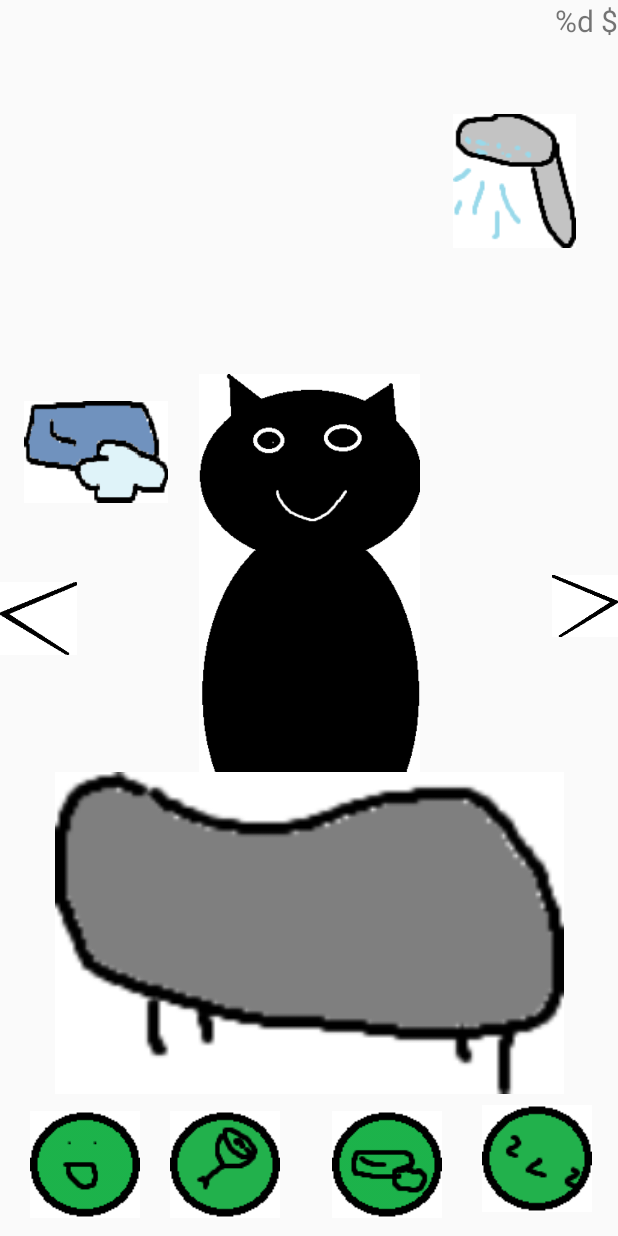
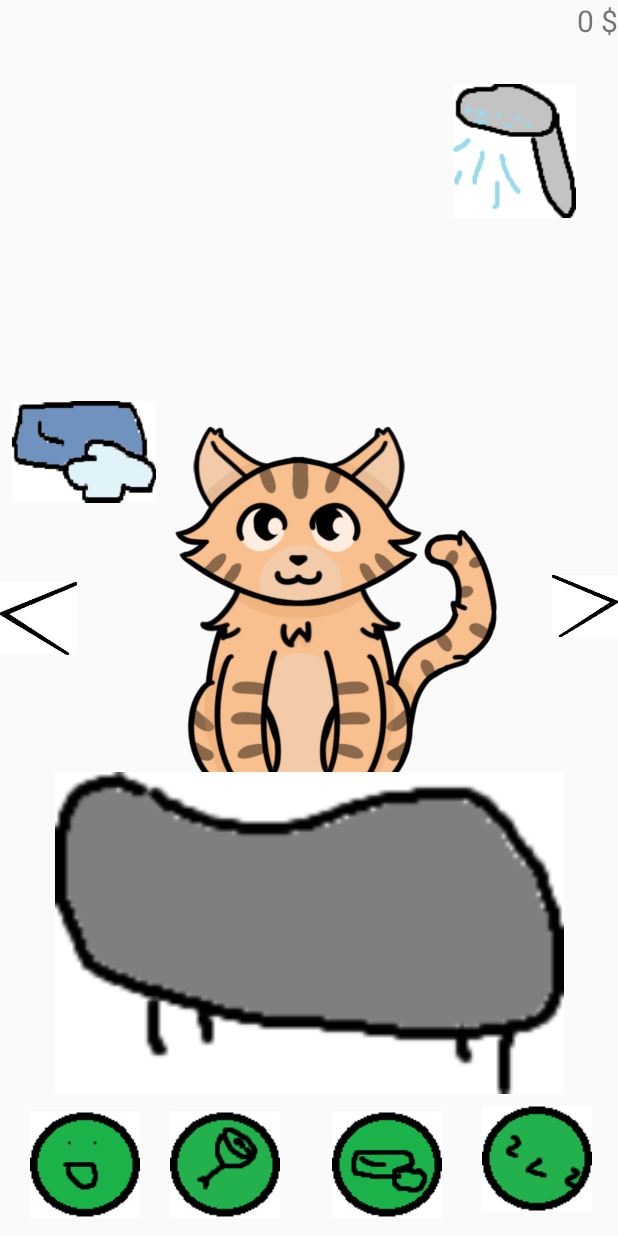
Before and after one commit to kingulin/MyLittleCatGame, an Android app: the Bathroom screen opened directly, with no data from a screen before it, on a phone screen of 412 x 824 dp. Run offline under Robolectric (Android 15) with nearby library versions, the phone set to English and light mode, and no system bars.

Commit message:
Add files via upload
działa w koncu

```diff
--- a/app/src/main/java/com/example/mylittlecat/Bathroom.java
+++ b/app/src/main/java/com/example/mylittlecat/Bathroom.java
@@ -1,18 +1,36 @@
 package com.example.mylittlecat;
 
 import androidx.appcompat.app.AppCompatActivity;
+
+import android.content.Intent;
 import android.os.Bundle;
 import android.os.Handler;
 import android.view.View;
 import android.widget.ImageView;
-import android.widget.Toast;
+import android.widget.TextView;
 
 public class Bathroom extends AppCompatActivity{
 
-    private ImageView Shower;
-    private ImageView Soap;
-    private ImageView Bubbles;
+    public ImageView Shower;
+    public ImageView Soap;
+    public int CatClean;
+    public ImageView Bubbles;
     private ImageView ArrL2;
+    private ImageView ArrR2;
+    private boolean IsCatClean;
+    private boolean ISActive = true;
+    public ImageView catMood;
+    public ImageView Mood;
+    public int catMoodNum = 100;
+    public ImageView Clean;
+    public ImageView Hungry;
+    public static int CatHungry = 100;
+    public ImageView Sleep;
+    public static int CatSleep = 100;
+    public int money = 0;
+    public String moneyShow;
+    public TextView moneyShowFinal;
+
     @Override
     protected void onCreate(Bundle savedInstanceState) {
         super.onCreate(savedInstanceState);
@@ -21,10 +39,25 @@ public class Bathroom extends AppCompatActivity{
         Shower = findViewById(R.id.shower);
         Soap = findViewById(R.id.soap);
         Bubbles = findViewById(R.id.bubbles);
+        ArrL2 = findViewById(R.id.arrleft2);
+        catMood = findViewById(R.id.catMood);
+        Mood = findViewById(R.id.mood);
+        Clean = findViewById(R.id.clean);
+        Hungry = findViewById(R.id.hungry);
+        Sleep = findViewById(R.id.sleep);
+        ArrR2 = findViewById(R.id.arrright2);
 
+        Intent takeintent = getIntent();
+        IsCatClean = takeintent.getBooleanExtra("IsCatClean_key", true);
+        CatClean = takeintent.getIntExtra("CatClean_key", 0);
+        catMoodNum = takeintent.getIntExtra("catMoodNum_key", 0);
+        CatHungry = takeintent.getIntExtra("CatHungry_key", 0);
+        CatSleep = takeintent.getIntExtra("CatSleep_key", 0);
+        money = takeintent.getIntExtra("money_key", 0);
         Soap.setOnClickListener(new View.OnClickListener() {
             @Override
             public void onClick(View v) {
+
                 Bubbles.setAlpha((float) 1);
             }
         });
@@ -32,142 +65,160 @@ public class Bathroom extends AppCompatActivity{
             @Override
             public void onClick(View v) {
                 Bubbles.setAlpha((float) 0);
-                //CatClean = 100;
+                CatClean = 100;
             }
         });
-//set cats mood
+        //        //switch layout
 //
-//        catMood.setOnClickListener(new View.OnClickListener() {
-//            @Override
-//            public void onClick(View v) {
-//                if(catMoodNum <99){
-//                    catMoodNum +=2;
-//                }
-//                if(catMoodNum > 50){
-//                    if(IsCatClean){
-//                        catMood.setImageResource(R.drawable.cat_tap);
-//                    }else{
-//
-//                        catMood.setImageResource(R.drawable.cat_happy_dirty_tap);
-//                    }
-//                }}
-//        });
-//
-//        //set stats change
-//        final android.os.Handler handler = new Handler();
-//        handler.postDelayed(new Runnable() {
-//            @Override
-//            public void run() {
-//                if (CatHungry > 0) CatHungry -= 1.5;
-//                if (CatSleep > 0 && !IsSleep) CatSleep -= 2;
-//                else if(CatSleep <= 100 && IsSleep) CatSleep +=5;
-//                if (CatClean > 0) CatClean -= 5;
-//                if (catMoodNum > 0) {
-//                    catMoodNum -= 2;
-//                    if (CatClean <= 50) {
-//                        catMoodNum -= 1;
-//                    }
-//                    if (CatSleep <= 30) {
-//                        catMoodNum -= 2;
-//                    }
-//                    if (CatHungry <= 50) {
-//                        catMoodNum -= 5;
-//                    }
-//                }
-//
-//                if(!IsSleep) {
-//                    if (CatClean > 50 && catMoodNum > 50) {
-//                        IsCatClean = true;
-//                        catMood.setImageResource(R.drawable.cat);
-//                    } else if (CatClean > 50 && catMoodNum <= 50) {
-//                        IsCatClean = true;
-//                        catMood.setImageResource(R.drawable.cat_sad);
-//                    } else if (CatClean <= 50 && catMoodNum > 50) {
-//                        IsCatClean = false;
-//                        catMood.setImageResource(R.drawable.cat_happy_dirty);
-//                    } else if (CatClean <= 50 && catMoodNum <= 50) {
-//
-//                        IsCatClean = false;
-//                        catMood.setImageResource(R.drawable.cat_sad_dirty);
-//                    }}
-//                //ico changes
-//                if (CatClean >= 50) {
-//                    Clean.setImageResource(R.drawable.clean_full);
-//                } else if (CatClean >= 20) {
-//                    Clean.setImageResource(R.drawable.clean_half);
-//                } else if (CatClean >= 1) {
-//                    Clean.setImageResource(R.drawable.clean_alittle);
-//                } else {
-//                    Clean.setImageResource(R.drawable.clean_none);
-//                }
-//
-//                if (catMoodNum >= 50) {
-//                    Mood.setImageResource(R.drawable.mood_full);
-//                } else if (catMoodNum >= 20) {
-//                    Mood.setImageResource(R.drawable.mood_half);
-//                } else if (catMoodNum >= 1) {
-//                    Mood.setImageResource(R.drawable.mood_alittle);
-//                } else {
-//                    Mood.setImageResource(R.drawable.mood_none);
-//                }
-//
-//                if (CatSleep >= 50) {
-//                    Sleep.setImageResource(R.drawable.sleep_full);
-//                } else if (CatSleep >= 20) {
-//                    Sleep.setImageResource(R.drawable.sleep_half);
-//                } else if (CatSleep >= 1) {
-//                    Sleep.setImageResource(R.drawable.sleep_alittle);
-//                } else {
-//                    Sleep.setImageResource(R.drawable.sleep_none);
-//                }
-//
-//                if (CatHungry >= 50) {
-//                    Hungry.setImageResource(R.drawable.hungry_full);
-//                } else if (CatHungry >= 20) {
-//                    Hungry.setImageResource(R.drawable.hungry_half);
-//                } else if (CatHungry >= 1) {
-//                    Hungry.setImageResource(R.drawable.hungry_alittle);
-//                } else {
-//                    Hungry.setImageResource(R.drawable.hungry_none);
-//                }
-//
-//                handler.postDelayed(this, 2*1000);
-//
-//            }
-//        },2*1000);
-//
-//
-//        // sets money
-//
-//        moneyShow = getString(R.string.money_status);
-//
-//        moneyShow = String.format(moneyShow, money);
-//
-//        moneyShowFinal = findViewById(R.id.money_status_id);
-//        moneyShowFinal.setText(moneyShow);
-//
-//
-//
-//        //switch layout
-//
-//        ArrR = findViewById(R.id.arrright2);
-       ArrL2 = findViewById(R.id.arrleft2);
-//
-////        ArrR.setOnClickListener(new View.OnClickListener() {
-////            @Override
-////            public void onClick(View v) {
-////                setContentView(R.layout.bathroom);
-////            }
-////        });
 
+        ArrR2.setOnClickListener(new View.OnClickListener() {
+            @Override
+            public void onClick(View v) {
+                Intent intent = new Intent(Bathroom.this, Kitchen.class);
+                intent.putExtra("catMoodNum_key", catMoodNum);
+                intent.putExtra("IsCatClean_key", IsCatClean);
+                intent.putExtra("CatClean_key", CatClean);
+                intent.putExtra("CatHungry_key", CatHungry);
+                intent.putExtra("CatSleep_key", CatSleep);
+                intent.putExtra("money_key", money);
+                startActivity(intent);
+            }
+        });
         ArrL2.setOnClickListener(new View.OnClickListener() {
             @Override
             public void onClick(View v) {
-                setContentView(R.layout.activity_main);
+                Intent intent = new Intent(Bathroom.this, MainActivity.class);
+                intent.putExtra("catMoodNum_key", catMoodNum);
+                intent.putExtra("IsCatClean_key", IsCatClean);
+                intent.putExtra("CatClean_key", CatClean);
+                intent.putExtra("CatHungry_key", CatHungry);
+                intent.putExtra("CatSleep_key", CatSleep);
+                intent.putExtra("money_key", money);
+                startActivity(intent);
             }
         });
+
+
+
+//set cats mood
+
+        catMood.setOnClickListener(new View.OnClickListener() {
+            @Override
+            public void onClick(View v) {
+                if(catMoodNum <99){
+                    catMoodNum +=2;
+                }
+                if(catMoodNum > 50){
+                    if(IsCatClean){
+                        catMood.setImageResource(R.drawable.cat_tap);
+                    }else{
+
+                        catMood.setImageResource(R.drawable.cat_happy_dirty_tap);
+                    }
+                }}
+        });
+//
+        if(ISActive){
+//        //set stats change
+            final android.os.Handler handler = new Handler();
+            handler.postDelayed(new Runnable() {
+                @Override
+                public void run() {
+                    if (CatHungry > 0) CatHungry -= 1.5;
+                    if (CatSleep > 0 ) CatSleep -= 2;
+                    if (CatClean > 0) CatClean -= 5;
+                    if (catMoodNum > 0) {
+                        catMoodNum -= 2;
+                        if (CatClean <= 50) {
+                            catMoodNum -= 1;
+                        }
+                        if (CatSleep <= 30) {
+                            catMoodNum -= 2;
+                        }
+                        if (CatHungry <= 50) {
+                            catMoodNum -= 5;
+                        }
+                    }
+
+                    if (CatClean > 50 && catMoodNum > 50) {
+                        IsCatClean = true;
+                        catMood.setImageResource(R.drawable.cat);
+                    } else if (CatClean > 50 && catMoodNum <= 50) {
+                        IsCatClean = true;
+                        catMood.setImageResource(R.drawable.cat_sad);
+                    } else if (CatClean <= 50 && catMoodNum > 50) {
+                        IsCatClean = false;
+                        catMood.setImageResource(R.drawable.cat_happy_dirty);
+                    } else if (CatClean <= 50 && catMoodNum <= 50) {
+
+                        IsCatClean = false;
+                        catMood.setImageResource(R.drawable.cat_sad_dirty);
+                    }
+                    //ico changes
+                    if (CatClean >= 50) {
+                        Clean.setImageResource(R.drawable.clean_full);
+                    } else if (CatClean >= 20) {
+                        Clean.setImageResource(R.drawable.clean_half);
+                    } else if (CatClean >= 1) {
+                        Clean.setImageResource(R.drawable.clean_alittle);
+                    } else {
+                        Clean.setImageResource(R.drawable.clean_none);
+                    }
+
+                    if (catMoodNum >= 50) {
+                        Mood.setImageResource(R.drawable.mood_full);
+                    } else if (catMoodNum >= 20) {
+                        Mood.setImageResource(R.drawable.mood_half);
+                    } else if (catMoodNum >= 1) {
+                        Mood.setImageResource(R.drawable.mood_alittle);
+                    } else {
+                        Mood.setImageResource(R.drawable.mood_none);
+                    }
+
+                    if (CatSleep >= 50) {
+                        Sleep.setImageResource(R.drawable.sleep_full);
+                    } else if (CatSleep >= 20) {
+                        Sleep.setImageResource(R.drawable.sleep_half);
+                    } else if (CatSleep >= 1) {
+                        Sleep.setImageResource(R.drawable.sleep_alittle);
+                    } else {
+                        Sleep.setImageResource(R.drawable.sleep_none);
+                    }
+
+                    if (CatHungry >= 50) {
+                        Hungry.setImageResource(R.drawable.hungry_full);
+                    } else if (CatHungry >= 20) {
+                        Hungry.setImageResource(R.drawable.hungry_half);
+                    } else if (CatHungry >= 1) {
+                        Hungry.setImageResource(R.drawable.hungry_alittle);
+                    } else {
+                        Hungry.setImageResource(R.drawable.hungry_none);
+                    }
+
+                    handler.postDelayed(this, 2*1000);
+
+                }
+            },2*1000);}
+        // sets money
+
+        moneyShow = getString(R.string.money_status);
+
+        moneyShow = String.format(moneyShow, money);
+
+        moneyShowFinal = findViewById(R.id.money_status_id);
+        moneyShowFinal.setText(moneyShow);
+    }
+    @Override
+    protected void onResume() {
+        super.onResume();
+        ISActive = true;
+    }
+
+    @Override
+    protected void onPause() {
+        super.onPause();
+        ISActive = false;
     }
 
 
-
 }
--- a/app/src/main/res/layout/activity_bathroom.xml
+++ b/app/src/main/res/layout/activity_bathroom.xml
@@ -9,10 +9,11 @@
 
     <ImageView
         android:id="@+id/catMood"
-        android:layout_width="147dp"
-        android:layout_height="344dp"
+        android:layout_width="218dp"
+        android:layout_height="423dp"
         app:layout_constraintBottom_toBottomOf="parent"
         app:layout_constraintEnd_toEndOf="parent"
+        app:layout_constraintHorizontal_bias="0.59"
         app:layout_constraintStart_toStartOf="parent"
         app:layout_constraintTop_toTopOf="parent"
         app:srcCompat="@drawable/cat" />
```
Also changed, not shown: app/src/main/java/com/example/mylittlecat/Kitchen.java (+7 -2 lines), app/src/main/java/com/example/mylittlecat/MainActivity.java (+47 -2 lines), app/src/main/res/layout/activity_kitchen.xml (+3 -4 lines), app/src/main/res/layout/activity_main.xml (+6 -5 lines), app/src/main/res/drawable/cat.png, app/src/main/res/drawable/cat_happy_dirty.png.
